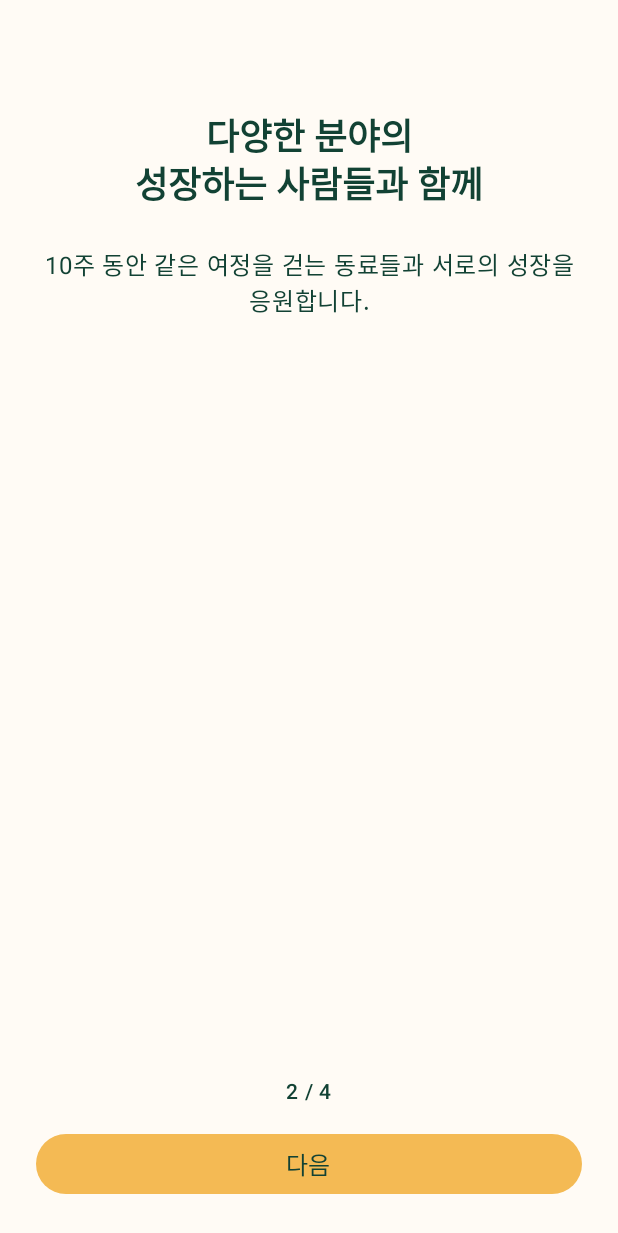
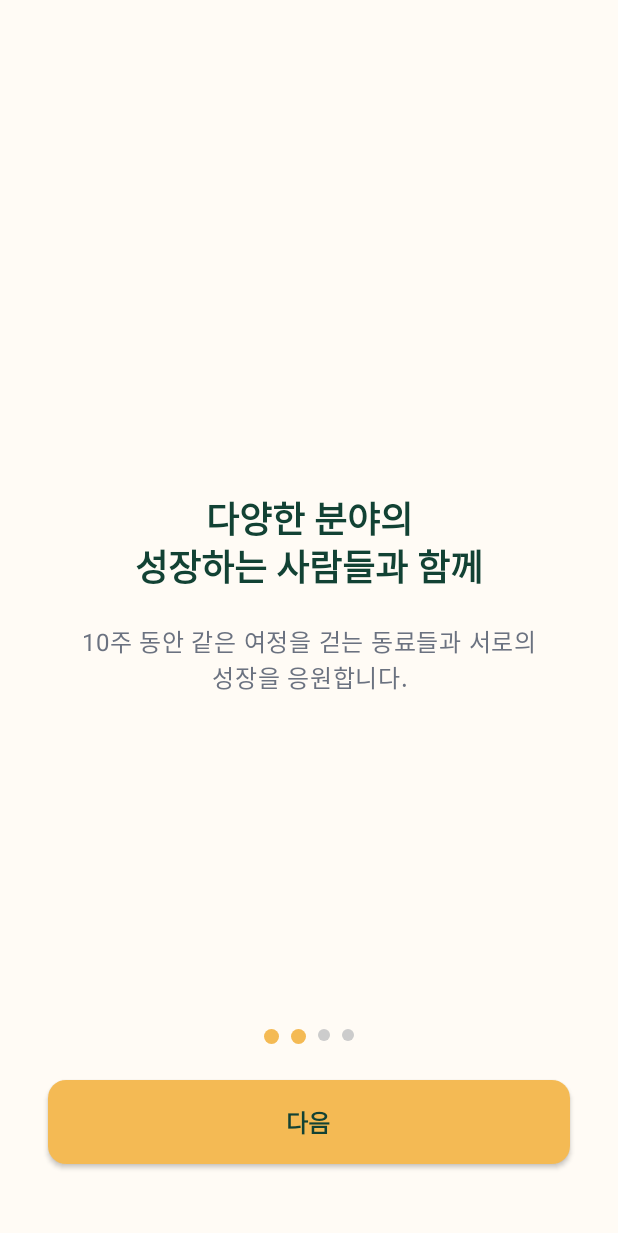
Before and after one commit to qerogram/memoir, an Android app built with Jetpack Compose: the OnboardingScreen screen opened through its navigation route, after a tap on "다음", on a phone screen of 412 x 824 dp. Shown: the top 1233 px of the screen. Run offline under Robolectric (Android 15) with nearby library versions, the phone set to English and light mode, and no system bars; our stand-ins replace Dagger/Hilt's generated code; libraries missing offline, so code that uses them is left out: com.kakao.sdk; Roboto replaces fonts that are not available here.

Commit message:
feat: UI redesign - Apply branded components and improve UX
## 개선 사항

### 커스텀 컴포넌트 적용
- MemoirPrimaryButton: Mustard yellow (#F4BA54) 브랜드 버튼
- OnboardingProgressIndicator: 점 스타일 진행률 표시 (1/4 텍스트 대체)
- CarrotOrange (#E86221) 포커스 색상 적용

### OnboardingScreen 개선
- 넉넉한 여백 (32dp horizontal)
- Bold 타이포그래피
- 진행률 점 인디케이터
- 브랜드 버튼 적용

### LoginScreen 개선
- 서브타이틀 추가: "성장하는 사람들과 함께하는 주간 성찰 커뮤니티"
- 수직 중앙 정렬
- 브랜드 버튼 적용
- 에러 메시지 개선 (중앙 정렬)

### ProfileSetupScreen 개선
- CarrotOrange 포커스 색상 (텍스트 필드, 드롭다운)
- CarrotOrange 체크박스
- 브랜드 버튼 적용
- 5/5 진행률 표시
- 더 넉넉한 스페이싱 (20dp → 32dp)

## 예상 효과
- Before: 2/10 (Material 3 기본)
- After: 6-7/10 (브랜드 정체성 확립)

## 남은 작업
- 온보딩 일러스트 추가 (각 화면 placeholder 있음)
- Pretendard 폰트 실제 적용
- 카카오 로그인 버튼 브랜딩

```diff
--- a/app/src/main/java/com/memoir/app/presentation/auth/LoginScreen.kt
+++ b/app/src/main/java/com/memoir/app/presentation/auth/LoginScreen.kt
@@ -4,9 +4,9 @@ import androidx.compose.foundation.layout.Arrangement
 import androidx.compose.foundation.layout.Column
 import androidx.compose.foundation.layout.Spacer
 import androidx.compose.foundation.layout.fillMaxSize
+import androidx.compose.foundation.layout.fillMaxWidth
 import androidx.compose.foundation.layout.height
 import androidx.compose.foundation.layout.padding
-import androidx.compose.material3.Button
 import androidx.compose.material3.CircularProgressIndicator
 import androidx.compose.material3.MaterialTheme
 import androidx.compose.material3.Text
@@ -17,9 +17,12 @@ import androidx.compose.runtime.getValue
 import androidx.compose.ui.Alignment
 import androidx.compose.ui.Modifier
 import androidx.compose.ui.res.stringResource
+import androidx.compose.ui.text.font.FontWeight
+import androidx.compose.ui.text.style.TextAlign
 import androidx.compose.ui.unit.dp
 import com.memoir.app.R
 import com.memoir.app.domain.model.AuthState
+import com.memoir.app.presentation.components.MemoirPrimaryButton
 
 /**
  * Login screen with Kakao login
@@ -41,17 +44,43 @@ fun LoginScreen(
     Column(
         modifier = Modifier
             .fillMaxSize()
-            .padding(24.dp),
+            .padding(horizontal = 32.dp, vertical = 48.dp),
         horizontalAlignment = Alignment.CenterHorizontally,
-        verticalArrangement = Arrangement.Center
+        verticalArrangement = Arrangement.SpaceBetween
+    ) {
+        Spacer(modifier = Modifier.weight(1f))
+
+        // Title and subtitle
+        Column(
+            horizontalAlignment = Alignment.CenterHorizontally,
+            modifier = Modifier.fillMaxWidth()
         ) {
             Text(
                 text = stringResource(R.string.login_title),
-            style = MaterialTheme.typography.displayMedium
+                style = MaterialTheme.typography.displayMedium.copy(
+                    fontWeight = FontWeight.Bold
+                ),
+                textAlign = TextAlign.Center,
+                color = MaterialTheme.colorScheme.onBackground
             )
 
-        Spacer(modifier = Modifier.height(48.dp))
+            Spacer(modifier = Modifier.height(16.dp))
 
+            Text(
+                text = "성장하는 사람들과 함께하는\n주간 성찰 커뮤니티",
+                style = MaterialTheme.typography.bodyLarge,
+                textAlign = TextAlign.Center,
+                color = MaterialTheme.colorScheme.onSurfaceVariant
+            )
+        }
+
+        Spacer(modifier = Modifier.weight(1f))
+
+        // Login button or loading/error state
+        Column(
+            horizontalAlignment = Alignment.CenterHorizontally,
+            modifier = Modifier.fillMaxWidth()
+        ) {
             when (authState) {
                 is AuthState.Loading -> {
                     CircularProgressIndicator()
@@ -61,18 +90,26 @@ fun LoginScreen(
                     Text(
                         text = error.message,
                         color = MaterialTheme.colorScheme.error,
-                    style = MaterialTheme.typography.bodyMedium
+                        style = MaterialTheme.typography.bodyMedium,
+                        textAlign = TextAlign.Center
                     )
                     Spacer(modifier = Modifier.height(16.dp))
-                Button(onClick = { viewModel.loginWithKakao() }) {
-                    Text(text = stringResource(R.string.retry))
-                }
+                    MemoirPrimaryButton(
+                        text = stringResource(R.string.retry),
+                        onClick = { viewModel.loginWithKakao() },
+                        modifier = Modifier.fillMaxWidth()
+                    )
                 }
                 else -> {
-                Button(onClick = { viewModel.loginWithKakao() }) {
-                    Text(text = stringResource(R.string.login_kakao_button))
+                    MemoirPrimaryButton(
+                        text = stringResource(R.string.login_kakao_button),
+                        onClick = { viewModel.loginWithKakao() },
+                        modifier = Modifier.fillMaxWidth()
+                    )
                 }
             }
         }
+
+        Spacer(modifier = Modifier.height(24.dp))
     }
 }
--- a/app/src/main/java/com/memoir/app/presentation/onboarding/OnboardingScreen.kt
+++ b/app/src/main/java/com/memoir/app/presentation/onboarding/OnboardingScreen.kt
@@ -7,7 +7,6 @@ import androidx.compose.foundation.layout.fillMaxSize
 import androidx.compose.foundation.layout.fillMaxWidth
 import androidx.compose.foundation.layout.height
 import androidx.compose.foundation.layout.padding
-import androidx.compose.material3.Button
 import androidx.compose.material3.MaterialTheme
 import androidx.compose.material3.Text
 import androidx.compose.runtime.Composable
@@ -16,9 +15,12 @@ import androidx.compose.runtime.getValue
 import androidx.compose.ui.Alignment
 import androidx.compose.ui.Modifier
 import androidx.compose.ui.res.stringResource
+import androidx.compose.ui.text.font.FontWeight
 import androidx.compose.ui.text.style.TextAlign
 import androidx.compose.ui.unit.dp
 import com.memoir.app.R
+import com.memoir.app.presentation.components.MemoirPrimaryButton
+import com.memoir.app.presentation.components.OnboardingProgressIndicator
 
 /**
  * Onboarding screen (screens 1-4)
@@ -34,16 +36,18 @@ fun OnboardingScreen(
     Column(
         modifier = Modifier
             .fillMaxSize()
-            .padding(24.dp),
+            .padding(horizontal = 32.dp, vertical = 48.dp),
         horizontalAlignment = Alignment.CenterHorizontally,
         verticalArrangement = Arrangement.SpaceBetween
     ) {
-        Spacer(modifier = Modifier.height(48.dp))
+        // Top spacer for better vertical centering
+        Spacer(modifier = Modifier.height(24.dp))
 
         // Content based on current screen
         Column(
             horizontalAlignment = Alignment.CenterHorizontally,
-            modifier = Modifier.weight(1f)
+            modifier = Modifier.weight(1f),
+            verticalArrangement = Arrangement.Center
         ) {
             when (currentScreen) {
                 1 -> OnboardingContent1()
@@ -58,14 +62,17 @@ fun OnboardingScreen(
             horizontalAlignment = Alignment.CenterHorizontally,
             modifier = Modifier.fillMaxWidth()
         ) {
-            Text(
-                text = "$currentScreen / 4",
-                style = MaterialTheme.typography.labelMedium
+            // Progress indicator with dots
+            OnboardingProgressIndicator(
+                currentStep = currentScreen,
+                totalSteps = 4,
+                modifier = Modifier.padding(bottom = 24.dp)
             )
 
-            Spacer(modifier = Modifier.height(16.dp))
-
-            Button(
+            // Custom branded button
+            MemoirPrimaryButton(
+                text = if (currentScreen < 4) stringResource(R.string.next)
+                       else stringResource(R.string.next),
                 onClick = {
                     if (currentScreen < 4) {
                         viewModel.nextScreen()
@@ -75,85 +82,133 @@ fun OnboardingScreen(
                 },
                 modifier = Modifier.fillMaxWidth(),
                 enabled = !isLoading
-            ) {
-                Text(
-                    text = if (currentScreen < 4) stringResource(R.string.next)
-                    else stringResource(R.string.next)
-                )
-            }
+            )
         }
     }
 }
 
 @Composable
 fun OnboardingContent1() {
-    Column(horizontalAlignment = Alignment.CenterHorizontally) {
+    Column(
+        horizontalAlignment = Alignment.CenterHorizontally,
+        modifier = Modifier.padding(horizontal = 16.dp)
+    ) {
+        // TODO: Add illustration here
+        Spacer(modifier = Modifier.height(32.dp))
+
         Text(
             text = stringResource(R.string.onboarding_1_title),
-            style = MaterialTheme.typography.displaySmall,
-            textAlign = TextAlign.Center
+            style = MaterialTheme.typography.displaySmall.copy(
+                fontWeight = FontWeight.Bold
+            ),
+            textAlign = TextAlign.Center,
+            color = MaterialTheme.colorScheme.onBackground
         )
-        Spacer(modifier = Modifier.height(24.dp))
+
+        Spacer(modifier = Modifier.height(20.dp))
+
         Text(
             text = stringResource(R.string.onboarding_1_body),
             style = MaterialTheme.typography.bodyLarge,
-            textAlign = TextAlign.Center
+            textAlign = TextAlign.Center,
+            color = MaterialTheme.colorScheme.onSurfaceVariant,
+            lineHeight = MaterialTheme.typography.bodyLarge.lineHeight
         )
     }
 }
 
 @Composable
 fun OnboardingContent2() {
-    Column(horizontalAlignment = Alignment.CenterHorizontally) {
+    Column(
+        horizontalAlignment = Alignment.CenterHorizontally,
+        modifier = Modifier.padding(horizontal = 16.dp)
+    ) {
+        // TODO: Add illustration here
+        Spacer(modifier = Modifier.height(32.dp))
+
         Text(
             text = stringResource(R.string.onboarding_2_title),
-            style = MaterialTheme.typography.displaySmall,
-            textAlign = TextAlign.Center
+            style = MaterialTheme.typography.displaySmall.copy(
+                fontWeight = FontWeight.Bold
+            ),
+            textAlign = TextAlign.Center,
+            color = MaterialTheme.colorScheme.onBackground
         )
-        Spacer(modifier = Modifier.height(24.dp))
+
+        Spacer(modifier = Modifier.height(20.dp))
+
         Text(
             text = stringResource(R.string.onboarding_2_body),
             style = MaterialTheme.typography.bodyLarge,
-            textAlign = TextAlign.Center
+            textAlign = TextAlign.Center,
+            color = MaterialTheme.colorScheme.onSurfaceVariant
         )
     }
 }
 
 @Composable
 fun OnboardingContent3() {
-    Column(horizontalAlignment = Alignment.CenterHorizontally) {
+    Column(
+        horizontalAlignment = Alignment.CenterHorizontally,
+        modifier = Modifier.padding(horizontal = 16.dp)
+    ) {
+        // TODO: Add illustration here
+        Spacer(modifier = Modifier.height(32.dp))
+
         Text(
             text = stringResource(R.string.onboarding_3_title),
-            style = MaterialTheme.typography.displaySmall,
-            textAlign = TextAlign.Center
+            style = MaterialTheme.typography.displaySmall.copy(
+                fontWeight = FontWeight.Bold
+            ),
+            textAlign = TextAlign.Center,
+            color = MaterialTheme.colorScheme.onBackground
         )
-        Spacer(modifier = Modifier.height(24.dp))
+
+        Spacer(modifier = Modifier.height(20.dp))
+
         Text(
             text = stringResource(R.string.onboarding_3_body),
             style = MaterialTheme.typography.bodyLarge,
-            textAlign = TextAlign.Center
+            textAlign = TextAlign.Center,
+            color = MaterialTheme.colorScheme.onSurfaceVariant
         )
     }
 }
 
 @Composable
 fun OnboardingContent4() {
-    Column(horizontalAlignment = Alignment.CenterHorizontally) {
+    Column(
+        horizontalAlignment = Alignment.CenterHorizontally,
+        modifier = Modifier.padding(horizontal = 16.dp)
+    ) {
+        // TODO: Add illustration here
+        Spacer(modifier = Modifier.height(32.dp))
+
         Text(
             text = stringResource(R.string.onboarding_4_title),
-            style = MaterialTheme.typography.displaySmall,
-            textAlign = TextAlign.Center
+            style = MaterialTheme.typography.displaySmall.copy(
+                fontWeight = FontWeight.Bold
+            ),
+            textAlign = TextAlign.Center,
+            color = MaterialTheme.colorScheme.onBackground
         )
-        Spacer(modifier = Modifier.height(24.dp))
+
+        Spacer(modifier = Modifier.height(20.dp))
+
         Text(
             text = stringResource(R.string.onboarding_4_deposit_initial),
             style = MaterialTheme.typography.bodyMedium,
-            textAlign = TextAlign.Center
+            textAlign = TextAlign.Center,
+            color = MaterialTheme.colorScheme.onSurfaceVariant
         )
-        Spacer(modifier = Modifier.height(8.dp))
+
+        Spacer(modifier = Modifier.height(12.dp))
+
         Text(
             text = stringResource(R.string.onboarding_4_emphasis),
-            style = MaterialTheme.typography.bodyMedium,
+            style = MaterialTheme.typography.bodyMedium.copy(
+                fontWeight = FontWeight.SemiBold
+            ),
             textAlign = TextAlign.Center,
             color = MaterialTheme.colorScheme.primary
         )
```
Also changed, not shown: app/src/main/java/com/memoir/app/presentation/profile/ProfileSetupScreen.kt (+55 -19 lines). Lines whose indentation alone changed are shown as unchanged.
